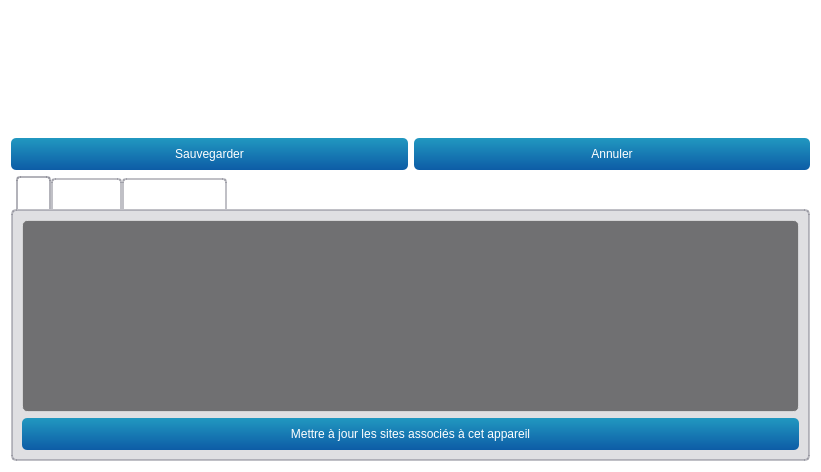
First picture: the form in teraplus/client/src/editors/DeviceWidget.ui, repository introlab/opentera, before the edit.
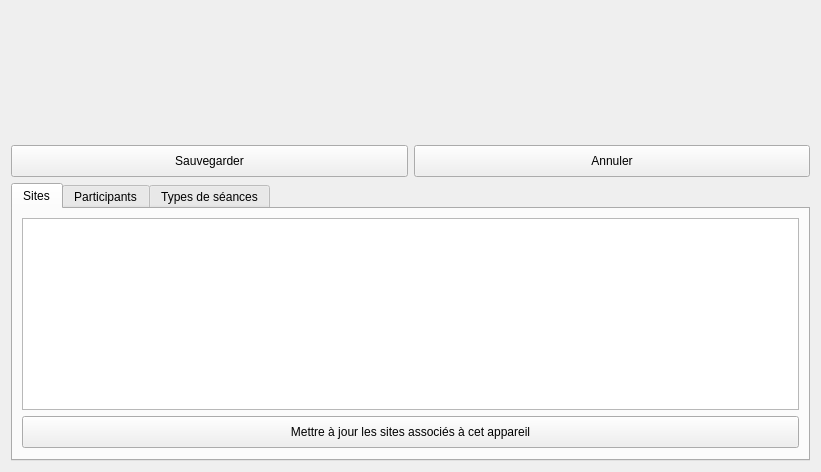
Second picture: the form after the edit. Icons and pictures are not drawn. Custom widgets are drawn as their Qt base class.

What changed in the file:
```diff
--- a/teraplus/client/src/editors/DeviceWidget.ui
+++ b/teraplus/client/src/editors/DeviceWidget.ui
@@ -14,7 +14,8 @@
    <string>Form</string>
   </property>
   <property name="styleSheet">
-   <string notr="true">QPushButton#btnConnect{background-color:rgb(80,180,80)}
+   <string notr="true">/*
+QPushButton#btnConnect{background-color:rgb(80,180,80)}
 QWidget{background-color: rgba(0,0,0,0);color:white;border-radius:5px}
 QWidget#mainWidget{background-color:rgba(128,128,128,25%);}
 QWidget#frmProfile,QWidget#pageProfile{background-color:rgba(108,8,156,25%);}
@@ -65,23 +66,17 @@
 QWidget#lineBoth{background-color:rgb(255,0,255);}
 
 
-QTabWidget::pane { /* The tab widget frame */
-	/*background-color:  rgba(0,128,200,30%);*/
-	/* background: qlineargradient(x1: 0, y1: 0, x2: 0, y2: 1,
-                                 stop: 0  rgba(0,128,200,50%), 
-								stop: 0.5  rgba(0,128,200,25%)
-								stop: 1.0  rgba(0,128,200,25%));*/
+QTabWidget::pane { 
 	background-color: rgba(128,128,140,25%);
 	border-radius: 5px;
     border: 2px solid rgba(128,128,140,50%);
  }
 
  QTabWidget::tab-bar {
-     left: 5px; /* move to the right by 5px */
+     left: 5px; 
  }
 
-/* Style the tab using the tab sub-control. Note that
-     it reads QTabBar _not_ QTabWidget */
+
  QTabBar::tab,QTableWidget::tab,QHeaderView::section {
      background: qlineargradient(x1: 0, y1: 0, x2: 0, y2: 1,
                                  stop: 0  rgba(128,128,140,50%),  stop: 1.0  rgba(128,128,140,25%));
@@ -94,20 +89,20 @@
  }
 
  QTabBar::tab:selected, QTabBar::tab:hover {
-/*     background-color: rgba(0,128,200,70%);*/
+
 background: qlineargradient(x1: 0, y1: 0, x2: 0, y2: 1,
                                  stop: 0  rgba(128,128,140,70%),  stop: 1.0  rgba(128,128,140,50%));
  }
 
  QTabBar::tab:selected {
      border-color:rgba(128,128,140,60%);
-     border-bottom-color:rgba(128,128,140,60%); /* same as pane color */
+     border-bottom-color:rgba(128,128,140,60%); 
  }
 
  QTabBar::tab:!selected {
-     margin-top: 2px; /* make non-selected tabs look smaller */
+     margin-top: 2px; 
  }
-
+*/
 
 </string>
   </property>
```
Left out of the diff: 3 changed lines with no effect on the pictures.
